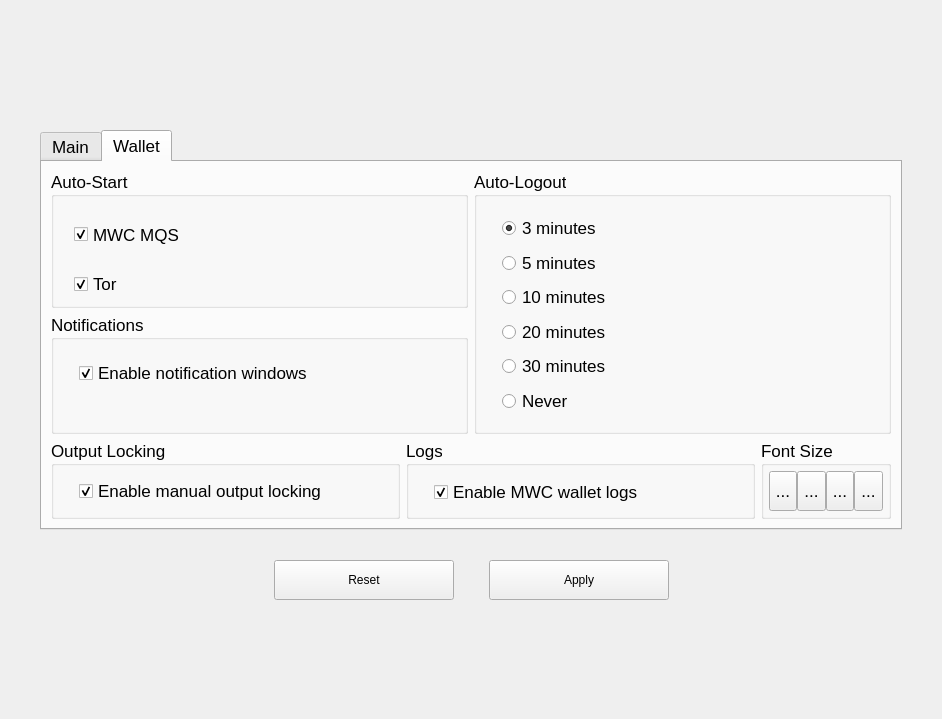
Old version of the form windows_desktop/x_walletconfig.ui in the repository 0xkobe/mwc-wallet.
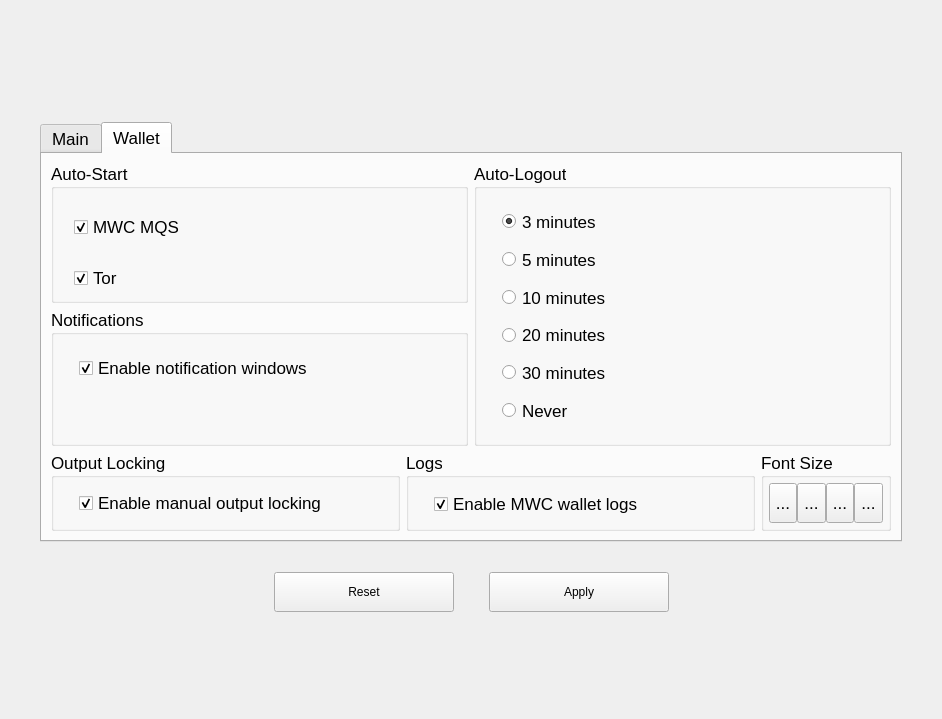
New version of the form. The open tabs and pages were chosen to show the change. Icons and pictures are not drawn. Custom widgets are drawn as their Qt base class.

Commit message: https://github.com/mwcproject/mwc-qt-wallet/issues/601

Patch:
```diff
--- a/windows_desktop/x_walletconfig.ui
+++ b/windows_desktop/x_walletconfig.ui
@@ -50,13 +50,13 @@
      <property name="minimumSize">
       <size>
        <width>0</width>
-       <height>400</height>
+       <height>420</height>
       </size>
      </property>
      <property name="maximumSize">
       <size>
        <width>16777215</width>
-       <height>400</height>
+       <height>420</height>
       </size>
      </property>
      <property name="font">
@@ -310,6 +310,12 @@
         <layout class="QGridLayout" name="gridLayout_2">
          <item row="0" column="0">
           <widget class="QGroupBox" name="autoStart">
+           <property name="maximumSize">
+            <size>
+             <width>16777215</width>
+             <height>11000</height>
+            </size>
+           </property>
            <property name="styleSheet">
             <string notr="true"/>
            </property>
@@ -351,6 +357,12 @@
          </item>
          <item row="0" column="1" rowspan="2">
           <widget class="QGroupBox" name="autoLogout">
+           <property name="maximumSize">
+            <size>
+             <width>16777215</width>
+             <height>2500</height>
+            </size>
+           </property>
            <property name="styleSheet">
             <string notr="true"/>
            </property>
@@ -459,6 +471,12 @@
          </item>
          <item row="1" column="0">
           <widget class="QGroupBox" name="notificationsGroup">
+           <property name="maximumSize">
+            <size>
+             <width>16777215</width>
+             <height>140</height>
+            </size>
+           </property>
            <property name="styleSheet">
             <string notr="true"/>
            </property>
@@ -529,6 +547,12 @@
         <layout class="QHBoxLayout" name="horizontalLayout_3">
          <item>
           <widget class="QGroupBox" name="outputLockingGroup">
+           <property name="minimumSize">
+            <size>
+             <width>0</width>
+             <height>70</height>
+            </size>
+           </property>
            <property name="statusTip">
             <string>Enable the ability to lock individual outputs to prevent them from being spent.</string>
            </property>
```
Left out of the diff: 8 changed lines with no effect on the pictures.
